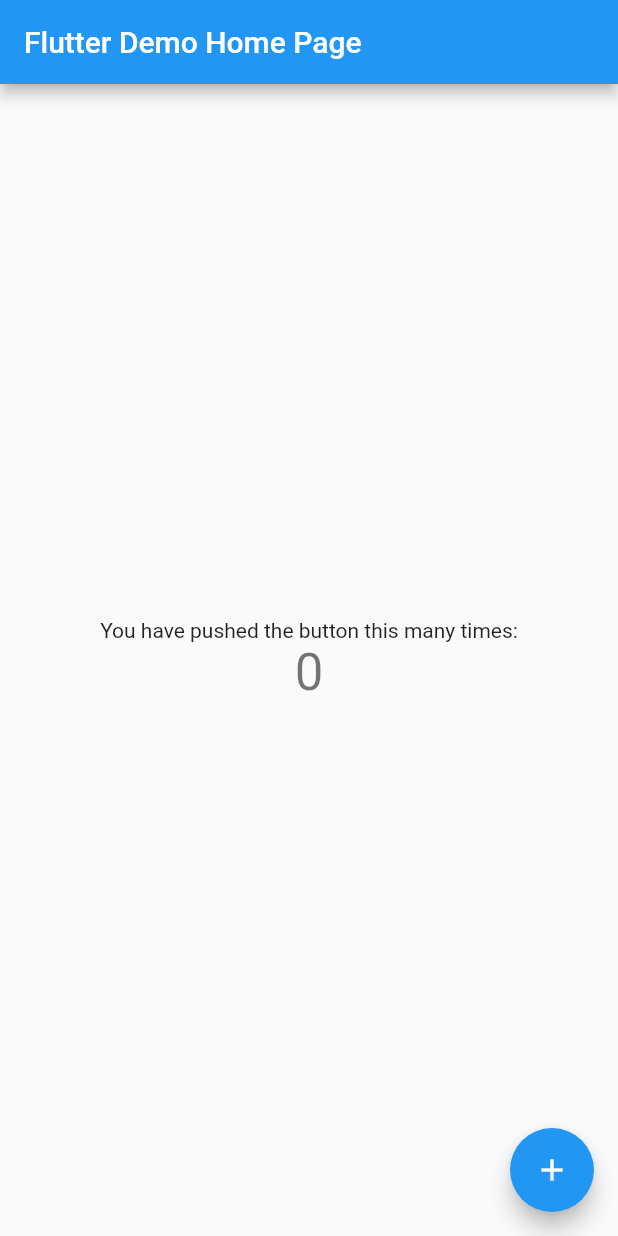
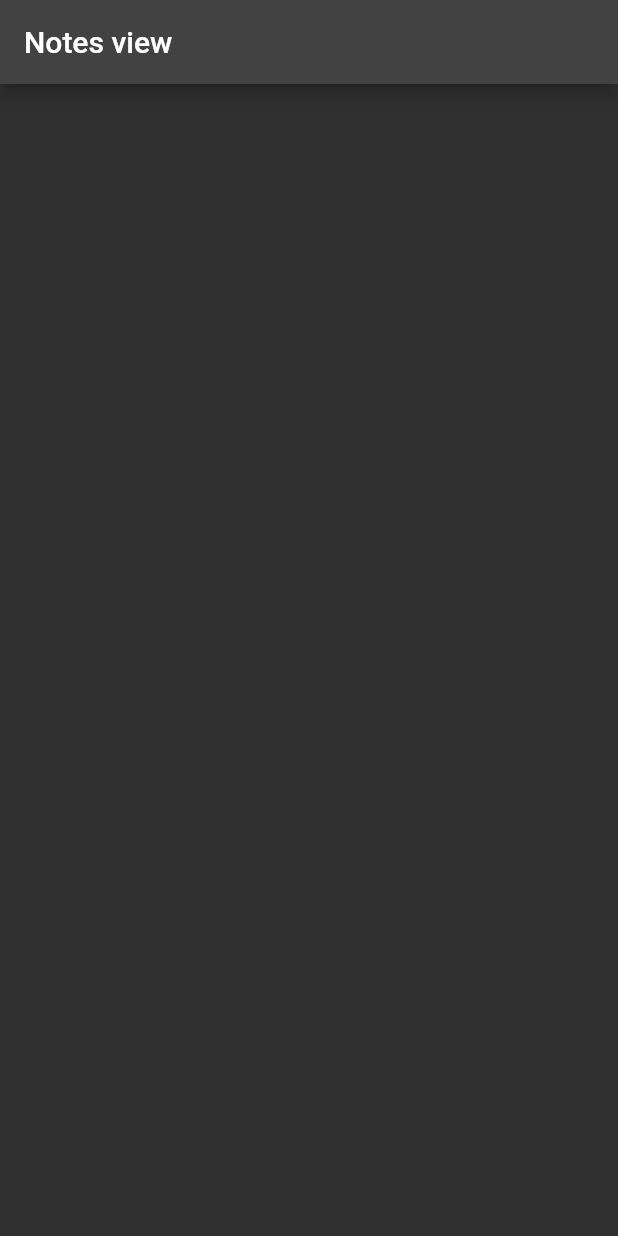
Before and after one commit to abdelrahmanali1275/notes_app, a Flutter app: the screen it shows after launch, on a phone screen of 412 x 824 dp. Run offline on Flutter 3.47's test engine with Material 2 defaults, Android fonts, the phone set to English and light mode, and no system bars.

Commit message:
change theme and create notes view

```diff
--- a/lib/main.dart
+++ b/lib/main.dart
@@ -1,115 +1,18 @@
 import 'package:flutter/material.dart';
+import 'package:notes_app/views/notes_view.dart';
 
 void main() {
-  runApp(const MyApp());
+  runApp(const NotesApp());
 }
 
-class MyApp extends StatelessWidget {
-  const MyApp({super.key});
+class NotesApp extends StatelessWidget {
+  const NotesApp({Key? key}) : super(key: key);
 
-  // This widget is the root of your application.
   @override
   Widget build(BuildContext context) {
     return MaterialApp(
-      title: 'Flutter Demo',
-      theme: ThemeData(
-        // This is the theme of your application.
-        //
-        // Try running your application with "flutter run". You'll see the
-        // application has a blue toolbar. Then, without quitting the app, try
-        // changing the primarySwatch below to Colors.green and then invoke
-        // "hot reload" (press "r" in the console where you ran "flutter run",
-        // or simply save your changes to "hot reload" in a Flutter IDE).
-        // Notice that the counter didn't reset back to zero; the application
-        // is not restarted.
-        primarySwatch: Colors.blue,
-      ),
-      home: const MyHomePage(title: 'Flutter Demo Home Page'),
+      theme: ThemeData.dark(),
+      home: const NotesView(),
     );
   }
 }
-
-class MyHomePage extends StatefulWidget {
-  const MyHomePage({super.key, required this.title});
-
-  // This widget is the home page of your application. It is stateful, meaning
-  // that it has a State object (defined below) that contains fields that affect
-  // how it looks.
-
-  // This class is the configuration for the state. It holds the values (in this
-  // case the title) provided by the parent (in this case the App widget) and
-  // used by the build method of the State. Fields in a Widget subclass are
-  // always marked "final".
-
-  final String title;
-
-  @override
-  State<MyHomePage> createState() => _MyHomePageState();
-}
-
-class _MyHomePageState extends State<MyHomePage> {
-  int _counter = 0;
-
-  void _incrementCounter() {
-    setState(() {
-      // This call to setState tells the Flutter framework that something has
-      // changed in this State, which causes it to rerun the build method below
-      // so that the display can reflect the updated values. If we changed
-      // _counter without calling setState(), then the build method would not be
-      // called again, and so nothing would appear to happen.
-      _counter++;
-    });
-  }
-
-  @override
-  Widget build(BuildContext context) {
-    // This method is rerun every time setState is called, for instance as done
-    // by the _incrementCounter method above.
-    //
-    // The Flutter framework has been optimized to make rerunning build methods
-    // fast, so that you can just rebuild anything that needs updating rather
-    // than having to individually change instances of widgets.
-    return Scaffold(
-      appBar: AppBar(
-        // Here we take the value from the MyHomePage object that was created by
-        // the App.build method, and use it to set our appbar title.
-        title: Text(widget.title),
-      ),
-      body: Center(
-        // Center is a layout widget. It takes a single child and positions it
-        // in the middle of the parent.
-        child: Column(
-          // Column is also a layout widget. It takes a list of children and
-          // arranges them vertically. By default, it sizes itself to fit its
-          // children horizontally, and tries to be as tall as its parent.
-          //
-          // Invoke "debug painting" (press "p" in the console, choose the
-          // "Toggle Debug Paint" action from the Flutter Inspector in Android
-          // Studio, or the "Toggle Debug Paint" command in Visual Studio Code)
-          // to see the wireframe for each widget.
-          //
-          // Column has various properties to control how it sizes itself and
-          // how it positions its children. Here we use mainAxisAlignment to
-          // center the children vertically; the main axis here is the vertical
-          // axis because Columns are vertical (the cross axis would be
-          // horizontal).
-          mainAxisAlignment: MainAxisAlignment.center,
-          children: <Widget>[
-            const Text(
-              'You have pushed the button this many times:',
-            ),
-            Text(
-              '$_counter',
-              style: Theme.of(context).textTheme.headline4,
-            ),
-          ],
-        ),
-      ),
-      floatingActionButton: FloatingActionButton(
-        onPressed: _incrementCounter,
-        tooltip: 'Increment',
-        child: const Icon(Icons.add),
-      ), // This trailing comma makes auto-formatting nicer for build methods.
-    );
-  }
-}
--- /dev/null
+++ b/lib/views/notes_view.dart
@@ -0,0 +1,16 @@
+import 'package:flutter/material.dart';
+import 'package:flutter/src/widgets/container.dart';
+import 'package:flutter/src/widgets/framework.dart';
+
+class NotesView extends StatelessWidget {
+  const NotesView({super.key});
+
+  @override
+  Widget build(BuildContext context) {
+    return Scaffold(
+      appBar: AppBar(
+        title: const Text('Notes view'),
+      ),
+    );
+  }
+}
```
